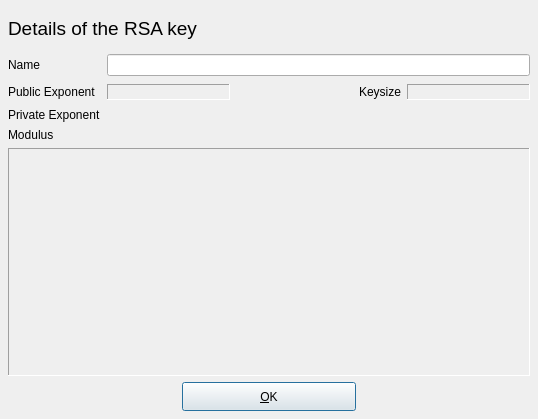
Old version of the form ui/KeyDetail.ui in the repository chris2511/xca.
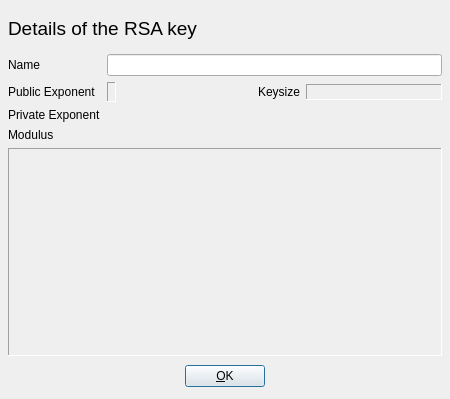
New version of the form. Custom widgets are drawn as their Qt base class.

Commit message: make cert, crl and key details copy&paste able

```diff
--- a/ui/KeyDetail.ui
+++ b/ui/KeyDetail.ui
@@ -5,8 +5,8 @@
    <rect>
     <x>0</x>
     <y>0</y>
-    <width>538</width>
-    <height>419</height>
+    <width>450</width>
+    <height>399</height>
    </rect>
   </property>
   <property name="windowTitle" >
@@ -124,15 +124,7 @@
         <number>6</number>
        </property>
        <item>
-        <widget class="QLabel" name="keyPubEx" >
-         <property name="sizePolicy" >
-          <sizepolicy>
-           <hsizetype>7</hsizetype>
-           <vsizetype>0</vsizetype>
-           <horstretch>0</horstretch>
-           <verstretch>0</verstretch>
-          </sizepolicy>
-         </property>
+        <widget class="CopyLabel" name="keyPubEx" >
          <property name="frameShape" >
           <enum>QFrame::Panel</enum>
          </property>
@@ -147,7 +139,7 @@
           <enum>Qt::Horizontal</enum>
          </property>
          <property name="sizeType" >
-          <enum>QSizePolicy::Expanding</enum>
+          <enum>QSizePolicy::MinimumExpanding</enum>
          </property>
          <property name="sizeHint" >
           <size>
@@ -199,7 +191,16 @@
       </widget>
      </item>
      <item row="2" column="1" >
-      <widget class="ClickLabel" name="keyPrivEx" />
+      <widget class="ClickLabel" name="keyPrivEx" >
+       <property name="sizePolicy" >
+        <sizepolicy>
+         <hsizetype>13</hsizetype>
+         <vsizetype>13</vsizetype>
+         <horstretch>0</horstretch>
+         <verstretch>0</verstretch>
+        </sizepolicy>
+       </property>
+      </widget>
      </item>
     </layout>
    </item>
@@ -223,7 +224,7 @@
      <property name="sizePolicy" >
       <sizepolicy>
        <hsizetype>5</hsizetype>
-       <vsizetype>7</vsizetype>
+       <vsizetype>3</vsizetype>
        <horstretch>0</horstretch>
        <verstretch>0</verstretch>
       </sizepolicy>
@@ -262,14 +263,6 @@
      </item>
      <item>
       <widget class="QPushButton" name="but_ok" >
-       <property name="sizePolicy" >
-        <sizepolicy>
-         <hsizetype>3</hsizetype>
-         <vsizetype>5</vsizetype>
-         <horstretch>0</horstretch>
-         <verstretch>0</verstretch>
-        </sizepolicy>
-       </property>
        <property name="text" >
         <string>&amp;OK</string>
        </property>
@@ -306,6 +299,11 @@
   </widget>
  </widget>
  <customwidgets>
+  <customwidget>
+   <class>CopyLabel</class>
+   <extends>QLabel</extends>
+   <header>widgets/clicklabel.h</header>
+  </customwidget>
   <customwidget>
    <class>ClickLabel</class>
    <extends>QLabel</extends>
```
Left out of the diff: 2 changed lines with no effect on the pictures. The commit also changes 6 other files.
